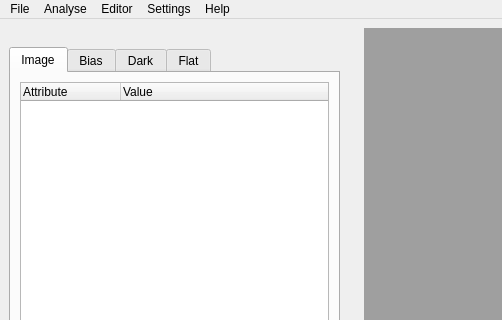
myrafproject/myrafproject, file gui/myraf.ui: the form before one commit; both pictures show x 0 to 502 and y 0 to 320 of the 1218 by 765 pixel window.
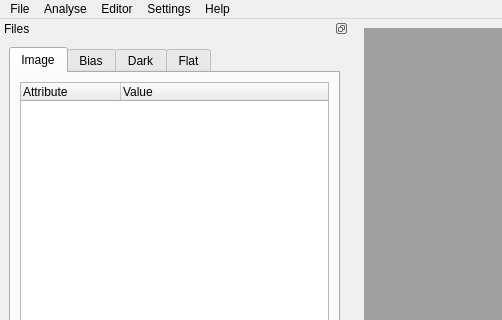
The form after the commit.

Patch:
```diff
--- a/gui/myraf.ui
+++ b/gui/myraf.ui
@@ -160,11 +160,14 @@
   <widget class="QStatusBar" name="statusbar"/>
   <widget class="QDockWidget" name="dockWidget">
    <property name="features">
-    <set>QDockWidget::NoDockWidgetFeatures</set>
+    <set>QDockWidget::DockWidgetFloatable</set>
    </property>
    <property name="allowedAreas">
     <set>Qt::NoDockWidgetArea</set>
    </property>
+   <property name="windowTitle">
+    <string>Files</string>
+   </property>
    <attribute name="dockWidgetArea">
     <number>1</number>
    </attribute>
```
